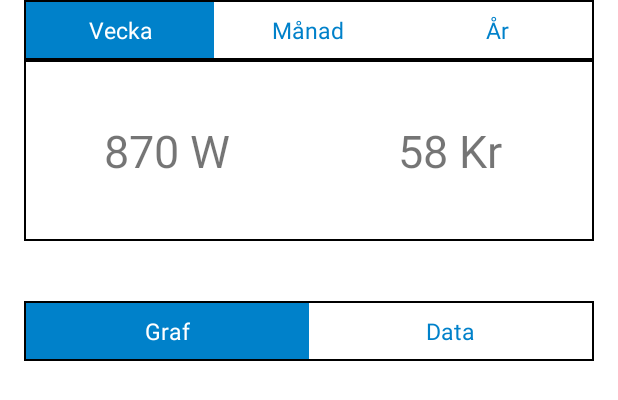
After one commit to e-karlsson/SmartWasher, an Android app: the layout layout_history_content.xml on its own in the app's theme, with its tools: preview values and no code run, on a phone screen of 412 x 824 dp. The commit adds this screen. Shown: the top 400 px of the screen. Run offline under Robolectric (Android 15) with nearby library versions, the phone set to English and light mode, and no system bars.

Commit message:
Design v 1.2 Added Fragments (History)

```diff
--- /dev/null
+++ b/app/src/main/res/layout/layout_history_content.xml
@@ -0,0 +1,205 @@
+<?xml version="1.0" encoding="utf-8"?>
+
+
+    <!-- CONTENT -->
+
+    <LinearLayout xmlns:android="http://schemas.android.com/apk/res/android"
+        xmlns:tools="http://schemas.android.com/tools"
+        android:layout_width="match_parent"
+        android:layout_height="match_parent"
+        android:paddingLeft="@dimen/activity_horizontal_margin"
+        android:paddingRight="@dimen/activity_horizontal_margin"
+        android:paddingTop="0dp"
+        android:paddingBottom="@dimen/activity_vertical_margin"
+        tools:context=".MainActivity"
+        android:orientation="vertical"
+        android:id="@+id/ll_content_parent"
+        android:weightSum="100"
+        android:background="@color/background">
+
+    <!-- Tabs (Vecka, månad, år) weight: 5 -->
+    <LinearLayout
+        android:orientation="horizontal"
+        android:layout_width="match_parent"
+        android:layout_height="0dp"
+        android:layout_weight="5"
+        android:weightSum="3"
+        android:background="@drawable/all_around_stroke"
+        android:padding="1dp">
+
+        <LinearLayout
+            android:orientation="horizontal"
+            android:layout_width="0dp"
+            android:layout_height="match_parent"
+            android:layout_weight="1"
+            android:layout_gravity="center"
+            android:id="@+id/ll_history_tab_week">
+
+            <TextView
+                android:layout_width="fill_parent"
+                android:layout_height="fill_parent"
+                android:text="Vecka"
+                android:background="@color/tieto_darkblue"
+                android:textColor="#ffffff"
+                android:textSize="@dimen/tv_history_tabs"
+                android:gravity="center" />
+        </LinearLayout>
+        <LinearLayout
+            android:orientation="horizontal"
+            android:layout_width="0dp"
+            android:layout_height="match_parent"
+            android:layout_weight="1"
+            android:layout_gravity="center"
+            android:id="@+id/ll_history_tab_month">
+
+            <TextView
+                android:layout_width="fill_parent"
+                android:layout_height="fill_parent"
+                android:text="Månad"
+                android:background="#ffffff"
+                android:textColor="@color/tieto_darkblue"
+
+                android:textSize="@dimen/tv_history_tabs"
+                android:gravity="center"/>
+        </LinearLayout>
+        <LinearLayout
+            android:orientation="horizontal"
+            android:layout_width="0dp"
+            android:layout_height="match_parent"
+            android:layout_weight="1"
+            android:layout_gravity="center"
+            android:id="@+id/ll_history_tab_year">
+
+            <TextView
+                android:layout_width="fill_parent"
+                android:layout_height="fill_parent"
+                android:text="År"
+                android:background="#ffffff"
+                android:textColor="@color/tieto_darkblue"
+
+                android:textSize="@dimen/tv_history_tabs"
+                android:gravity="center"
+                android:id="@+id/tab_year" />
+        </LinearLayout>
+
+    </LinearLayout>
+
+
+    <!-- Current values weight: 15-->
+    <LinearLayout
+        android:orientation="horizontal"
+        android:layout_width="match_parent"
+        android:layout_height="0dp"
+        android:layout_weight="15"
+        android:weightSum="2"
+        android:background="@drawable/all_around_stroke"
+        android:padding="1dp"
+        android:gravity="center_vertical">
+
+        <LinearLayout
+            android:orientation="horizontal"
+            android:layout_width="0dp"
+            android:layout_height="fill_parent"
+            android:layout_weight="1"
+            android:gravity="center">
+
+            <TextView
+                android:layout_width="wrap_content"
+                android:layout_height="wrap_content"
+                android:text="870 W"
+                android:id="@+id/tv_history_current_w"
+                android:textSize="@dimen/history_current_value"/>
+            </LinearLayout>
+
+        <LinearLayout
+            android:orientation="horizontal"
+            android:layout_width="0dp"
+            android:layout_height="fill_parent"
+            android:layout_weight="1"
+            android:gravity="center">
+
+            <TextView
+                android:layout_width="wrap_content"
+                android:layout_height="wrap_content"
+                android:text="58 Kr"
+                android:id="@+id/tv_history_current_kr"
+                android:textSize="@dimen/history_current_value"/>
+        </LinearLayout>
+
+
+    </LinearLayout>
+
+    <!-- EMPTY weight: 5 -->
+    <LinearLayout
+        android:orientation="vertical"
+        android:layout_width="fill_parent"
+        android:layout_height="0dp"
+        android:layout_weight="5"></LinearLayout>
+
+    <!-- Tabs (Graf, Data) weight:5-->
+    <LinearLayout
+        android:orientation="horizontal"
+        android:layout_width="match_parent"
+        android:layout_height="0dp"
+        android:layout_weight="5"
+        android:weightSum="2"
+        android:background="@drawable/all_around_stroke"
+        android:padding="1dp">
+
+        <LinearLayout
+            android:orientation="horizontal"
+            android:layout_width="0dp"
+            android:layout_height="match_parent"
+            android:layout_weight="1"
+            android:layout_gravity="center"
+            android:id="@+id/ll_history_tab_graf">
+
+            <TextView
+                android:layout_width="fill_parent"
+                android:layout_height="fill_parent"
+                android:text="Graf"
+                android:background="@color/tieto_darkblue"
+                android:textColor="#ffffff"
+                android:textSize="@dimen/tv_history_tabs"
+                android:gravity="center" />
+        </LinearLayout>
+        <LinearLayout
+            android:orientation="horizontal"
+            android:layout_width="0dp"
+            android:layout_height="match_parent"
+            android:layout_weight="1"
+            android:layout_gravity="center">
+
+            <TextView
+                android:layout_width="fill_parent"
+                android:layout_height="fill_parent"
+                android:text="Data"
+                android:background="#ffffff"
+                android:textColor="@color/tieto_darkblue"
+
+                android:textSize="@dimen/tv_history_tabs"
+                android:gravity="center"
+                android:id="@+id/ll_history_tab_data" />
+        </LinearLayout>
+
+
+    </LinearLayout>
+
+    <ScrollView
+        android:layout_width="match_parent"
+        android:layout_height="0dp"
+        android:layout_weight="70"
+        android:id="@+id/sv_history"
+        android:layout_gravity="center_horizontal" >
+
+        <LinearLayout
+            android:orientation="vertical"
+            android:layout_width="fill_parent"
+            android:layout_height="fill_parent"
+            android:id="@+id/ll_history_sv"></LinearLayout>
+    </ScrollView>
+
+    <!-- Grafer -->
+
+
+</LinearLayout>
--- a/app/src/main/res/layout/layout_start_content.xml
+++ b/app/src/main/res/layout/layout_start_content.xml
@@ -24,7 +24,7 @@
         android:layout_height="0dp"
         android:layout_weight="10"
         android:weightSum="100"
-        android:background="@drawable/hej"
+        android:background="@drawable/all_around_stroke"
         android:padding="1dp">
 
         <LinearLayout
@@ -77,7 +77,7 @@
         android:layout_height="0dp"
         android:layout_weight="10"
         android:weightSum="100"
-        android:background="@drawable/hej"
+        android:background="@drawable/all_around_stroke"
         android:padding="1dp"
         android:gravity="center_vertical">
 
@@ -102,7 +102,7 @@
         android:layout_height="0dp"
         android:layout_weight="20"
         android:weightSum="2"
-        android:background="@drawable/hej"
+        android:background="@drawable/all_around_stroke"
         android:padding="1dp">
 
 
@@ -192,7 +192,7 @@
         android:layout_height="0dp"
         android:layout_weight="10"
         android:weightSum="10"
-        android:background="@drawable/hej"
+        android:background="@drawable/all_around_stroke"
         android:paddingLeft="@dimen/padding_left"
         android:gravity="center_vertical"
         >
--- a/app/src/main/res/values/dimens.xml
+++ b/app/src/main/res/values/dimens.xml
@@ -7,6 +7,8 @@
     <dimen name="tv_home_status_size">22dp</dimen>
     <dimen name="top_bar_text_title">25dp</dimen>
     <dimen name="tv_start_param">20dp</dimen>
+    <dimen name="tv_history_tabs">15dp</dimen>
     <dimen name="forward_arrow">30dp</dimen>
     <dimen name="padding_left">10dp</dimen>
+    <dimen name="history_current_value">30dp</dimen>
 </resources>
```
Also changed, not shown: app/src/main/res/drawable/all_around_stroke.xml (renamed from app/src/main/res/drawable/hej.xml), app/src/main/res/mipmap-hdpi/wash_machine_clock.png (added), app/src/main/res/mipmap-hdpi/wash_machine_done.png (added), app/src/main/res/mipmap-hdpi/wash_machine_running.png (added), app/src/main/res/mipmap-hdpi/wash_machine_sleep.png (added).
